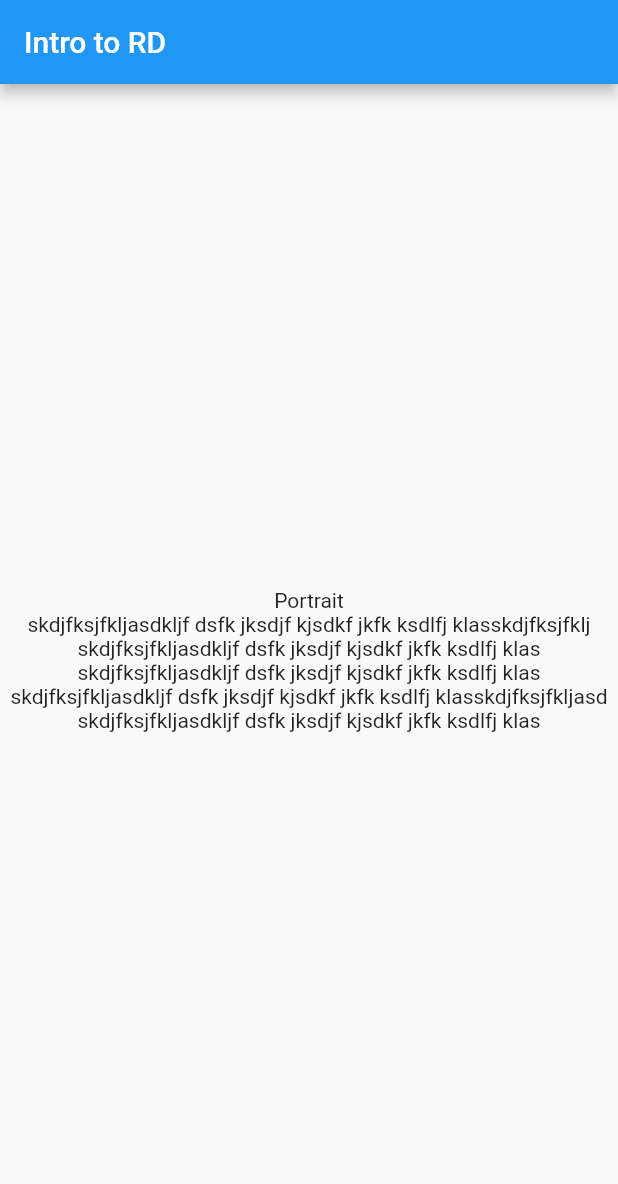
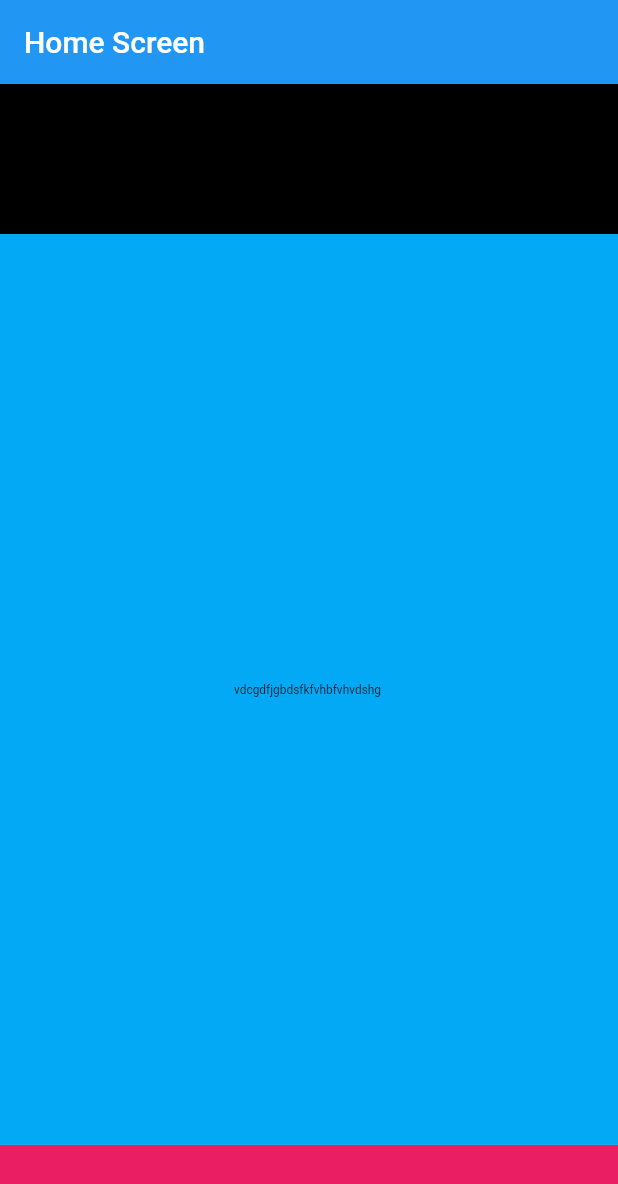
Before and after one commit to flucloxin500/Ostad_Batch_04, a Flutter app: the screen it shows after launch, on a phone screen of 412 x 824 dp. Shown: the top 1184 px of the screen. Run offline on Flutter 3.47's test engine with Material 2 defaults, Android fonts, the phone set to English and light mode, and no system bars.

Commit message:
Expanded & Flexible

```diff
--- a/lib/home_Screen.dart
+++ b/lib/home_Screen.dart
@@ -7,58 +7,125 @@ class HomeScreen extends StatelessWidget {
 
   @override
   Widget build(BuildContext context) {
-    // Size size = MediaQuery.of(context).size;
-    // Size size = MediaQuery.sizeOf(context);
-    // print(size);
-    // print(size.width);
-    // print(size.height);
-    // print(size.aspectRatio);
-    // print(size.flipped);
-    // Orientation orientation = MediaQuery.orientationOf(context);
-    // print(orientation);
-    // List<DisplayFeature> displayFeatures = MediaQuery.displayFeaturesOf(context);
-    // print(displayFeatures);
-    // print(MediaQuery.devicePixelRatioOf(context));
-    // print(MediaQuery.platformBrightnessOf(context));
     return Scaffold(
       appBar: AppBar(
-        title: Text('Intro to RD'),
+        title: Text('Home Screen'),
       ),
-      body: LayoutBuilder(
-          builder: (context, constraints) {
-            print(constraints.maxWidth);
-            if (constraints.maxWidth > 500) {
-              return Center(child: Text('Too big screen'));
-            } else {
-              return Center(
-                child: OrientationBuilder(
-                    builder: (context, orientation) {
-                      return Column(
-                        mainAxisAlignment: MainAxisAlignment.center,
-                        children: [
-                          Text(orientation == Orientation.portrait
-                              ? 'Portrait'
-                              : "Landscape"),
-                          Wrap(
-                            alignment: WrapAlignment.center,
-                            crossAxisAlignment: WrapCrossAlignment.start,
-                            children: [
-                              Text('skdjfksjfkljasdkljf dsfk jksdjf kjsdkf jkfk ksdlfj klas'),
-                              Text('skdjfksjfklj'),
-                              Text('skdjfksjfkljasdkljf dsfk jksdjf kjsdkf jkfk ksdlfj klas'),
-                              Text('skdjfksjfkljasdkljf dsfk jksdjf kjsdkf jkfk ksdlfj klas'),
-                              Text('skdjfksjfkljasdkljf dsfk jksdjf kjsdkf jkfk ksdlfj klas'),
-                              Text('skdjfksjfkljasd'),
-                              Text('skdjfksjfkljasdkljf dsfk jksdjf kjsdkf jkfk ksdlfj klas'),
-                            ],
-                          )
-                        ],
-                      );
-                    }
-                ),
-              );
-            }
-          }
+      body: Column(
+        children: [
+          // Flexible(
+          //   flex: 3,
+          //   fit: FlexFit.tight,
+          //   child: Container(
+          //     color: Colors.amberAccent,
+          //     width: MediaQuery.sizeOf(context).width,
+          //   ),
+          // ),
+          // Flexible(
+          //   flex: 5,
+          //
+          //   child: Column(
+          //     children: [
+          //       Flexible(
+          //         child: Container(
+          //           color: Colors.red,
+          //           //height: 100,
+          //           width: MediaQuery.sizeOf(context).width,
+          //         ),
+          //       ),
+          //       SizedBox(height: 50,)
+          //     ],
+          //   ),
+          // ),
+          // Flexible(
+          //   flex: 1,
+          //   child: Row(
+          //     children: [
+          //       Flexible(
+          //         flex: 2,
+          //         child: Container(
+          //           color: Colors.cyanAccent,
+          //         ),
+          //       ),
+          //       Flexible(
+          //         flex: 7,
+          //         child: Container(
+          //           color: Colors.grey,
+          //         ),
+          //       ),
+          //     ],
+          //   ),
+          // ),
+          // Flexible(
+          //   flex: 5,
+          //   fit: FlexFit.tight,
+          //   child: Container(
+          //     color: Colors.purple,
+          //     //height: 100,
+          //     width: MediaQuery.sizeOf(context).width,
+          //   ),
+          // ),
+          Container(
+            color: Colors.black,
+            height: 100,
+            width: MediaQuery.sizeOf(context).width,
+          ),
+          Expanded(
+            flex: 10,
+            child: Container(
+              color: Colors.lightBlue,
+              width: double.infinity,
+              alignment: Alignment.center,
+              child: SizedBox(
+                  width: 100,
+                  height: 40,
+                  child: FittedBox(
+                    child: Text(
+                      'vdcgdfjgbdsfkfvhbfvhvdshg ',
+                      maxLines: 1,
+                    ),
+                  )),
+            ),
+          ),
+          Expanded(
+            flex: 1,
+            child: Container(
+              color: Colors.pink,
+            ),
+          )
+
+          ///Ratio := Width : Height
+          /// Default Ratio := 16/16
+          /// 100:100
+          // AspectRatio(
+          //     aspectRatio: 16 / 5,
+          //     child: Container(
+          //       color: Colors.red,
+          //       child: Image.network(
+          //           'https://th.bing.com/th/id/OIP.0iqvqUM-_MntTZp4CMBaigHaEK?pid=ImgDet&rs=1',
+          //       fit: BoxFit.cover,),
+          //
+          //     )),
+          // Container(
+          //   width: MediaQuery.sizeOf(context).width,
+          //   height : MediaQuery.sizeOf(context).width,
+          //   color: Colors.cyanAccent,
+          //   child: FractionallySizedBox(
+          //     widthFactor: .99,
+          //     heightFactor: .67,
+          //     child: Container(
+          //       color: Colors.red,
+          //     ),
+          //   ),
+          // )
+          // SizedBox(
+          //   width: MediaQuery.of(context).size.width / 10,
+          //   height: 100,
+          //   child: Container(
+          //     color: Colors.red,
+          //   ),
+          // )
+        ],
       ),
     );
   }
--- a/lib/main.dart
+++ b/lib/main.dart
@@ -1,7 +1,6 @@
 import 'package:flutter/material.dart';
 
 import 'home_Screen.dart';
-
 
 void main() {
   runApp(MyApp());
```
Also changed, not shown: pubspec.lock.
